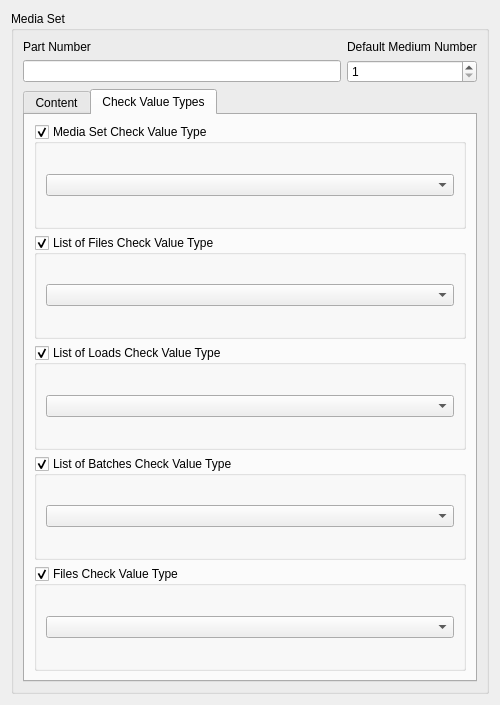
First picture: the form in lib/arinc665_qt/media/MediaSetWidget.ui, repository hirah2205/ARINC-665, before the edit.
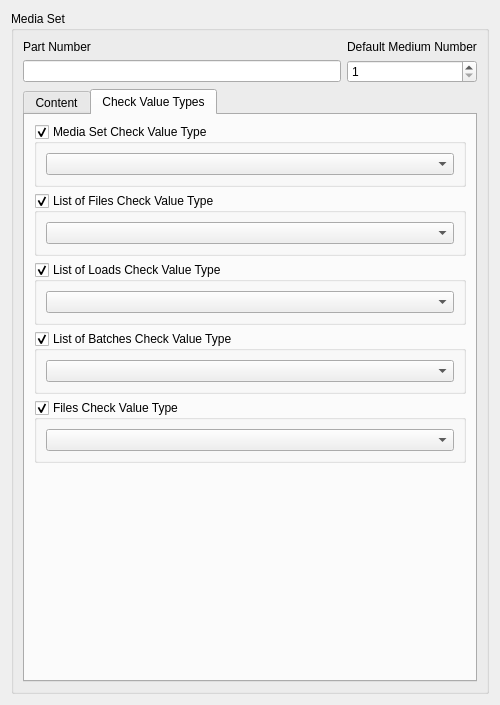
Second picture: the form after the edit. The open tabs and pages were chosen to show the change.

Commit message: Add file system watcher, when media set XML is opened for reloading

What changed in the file:
```diff
--- a/lib/arinc665_qt/media/MediaSetWidget.ui
+++ b/lib/arinc665_qt/media/MediaSetWidget.ui
@@ -207,6 +207,19 @@
             </layout>
            </widget>
           </item>
+          <item>
+           <spacer name="verticalSpacer">
+            <property name="orientation">
+             <enum>Qt::Vertical</enum>
+            </property>
+            <property name="sizeHint" stdset="0">
+             <size>
+              <width>20</width>
+              <height>40</height>
+             </size>
+            </property>
+           </spacer>
+          </item>
          </layout>
         </widget>
        </widget>
```
Left out of the diff: 4 changed lines with no effect on the pictures. The commit also changes 5 other files.
